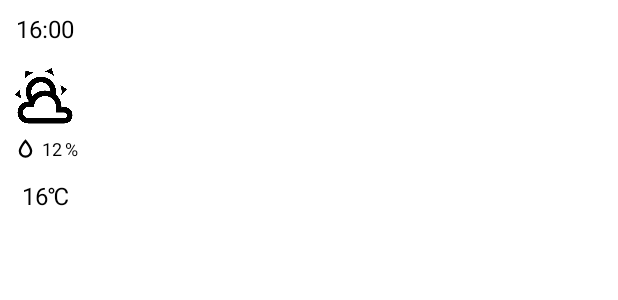
After one commit to Skilledlis/weatherApp, an Android app: the layout item_weather_card.xml on its own in the app's theme, with its tools: preview values and no code run, on a phone screen of 412 x 824 dp. The commit adds this screen. Shown: the top 300 px of the screen. Run offline under Robolectric (Android 15) with nearby library versions, the phone set to English and light mode, and no system bars.

Commit message:
check network status, create weather card

```diff
--- a/app/build.gradle
+++ b/app/build.gradle
@@ -8,7 +8,7 @@ android {
 
     defaultConfig {
         applicationId "com.skilled.weatherapp"
-        minSdk 21
+        minSdk 23
         targetSdk 31
         versionCode 1
         versionName "1.0"
--- a/app/src/main/java/com/skilled/weatherapp/repository/Repository.kt
+++ b/app/src/main/java/com/skilled/weatherapp/repository/Repository.kt
@@ -5,4 +5,5 @@ import com.skilled.weatherapp.api.RetrofitInstance
 class Repository {
     suspend fun getWeatherByCityName(name: String) = RetrofitInstance.api.getWeatherByCityName(name = name)
     suspend fun getWeatherByCoordinates(lat: Double, lon:Double) = RetrofitInstance.api.getWeatherByCoordinates(lat = lat, lon = lon)
+    suspend fun getOneCall(lat: Double, lon:Double) = RetrofitInstance.api.getOneCall(lat = lat, lon = lon)
 }
--- /dev/null
+++ b/app/src/main/res/drawable/ic_drop.xml
@@ -0,0 +1,9 @@
+<vector xmlns:android="http://schemas.android.com/apk/res/android"
+    android:width="24dp"
+    android:height="24dp"
+    android:viewportWidth="24"
+    android:viewportHeight="24">
+  <path
+      android:fillColor="#FF000000"
+      android:pathData="M12,3.77L11.25,4.61C11.25,4.61 9.97,6.06 8.68,7.94C7.39,9.82 6,12.07 6,14.23A6,6 0,0 0,12 20.23A6,6 0,0 0,18 14.23C18,12.07 16.61,9.82 15.32,7.94C14.03,6.06 12.75,4.61 12.75,4.61L12,3.77M12,6.9C12.44,7.42 12.84,7.85 13.68,9.07C14.89,10.83 16,13.07 16,14.23C16,16.45 14.22,18.23 12,18.23C9.78,18.23 8,16.45 8,14.23C8,13.07 9.11,10.83 10.32,9.07C11.16,7.85 11.56,7.42 12,6.9Z"/>
+</vector>
--- a/app/src/main/res/drawable/ic_weather_partly_cloudy.xml
+++ b/app/src/main/res/drawable/ic_weather_partly_cloudy.xml
@@ -4,6 +4,6 @@
     android:viewportWidth="24"
     android:viewportHeight="24">
   <path
-      android:fillColor="#FF000000"
+      android:fillColor="@color/black"
       android:pathData="M12.74,5.47C15.1,6.5 16.35,9.03 15.92,11.46C17.19,12.56 18,14.19 18,16V16.17C18.31,16.06 18.65,16 19,16A3,3 0,0 1,22 19A3,3 0,0 1,19 22H6A4,4 0,0 1,2 18A4,4 0,0 1,6 14H6.27C5,12.45 4.6,10.24 5.5,8.26C6.72,5.5 9.97,4.24 12.74,5.47M11.93,7.3C10.16,6.5 8.09,7.31 7.31,9.07C6.85,10.09 6.93,11.22 7.41,12.13C8.5,10.83 10.16,10 12,10C12.7,10 13.38,10.12 14,10.34C13.94,9.06 13.18,7.86 11.93,7.3M13.55,3.64C13,3.4 12.45,3.23 11.88,3.12L14.37,1.82L15.27,4.71C14.76,4.29 14.19,3.93 13.55,3.64M6.09,4.44C5.6,4.79 5.17,5.19 4.8,5.63L4.91,2.82L7.87,3.5C7.25,3.71 6.65,4.03 6.09,4.44M18,9.71C17.91,9.12 17.78,8.55 17.59,8L19.97,9.5L17.92,11.73C18.03,11.08 18.05,10.4 18,9.71M3.04,11.3C3.11,11.9 3.24,12.47 3.43,13L1.06,11.5L3.1,9.28C3,9.93 2.97,10.61 3.04,11.3M19,18H16V16A4,4 0,0 0,12 12A4,4 0,0 0,8 16H6A2,2 0,0 0,4 18A2,2 0,0 0,6 20H19A1,1 0,0 0,20 19A1,1 0,0 0,19 18Z"/>
 </vector>
--- a/app/src/main/res/layout/fragment_search.xml
+++ b/app/src/main/res/layout/fragment_search.xml
@@ -9,6 +9,6 @@
     <TextView
         android:layout_width="match_parent"
         android:layout_height="match_parent"
-        android:text="@string/hello_blank_fragment" />
+        android:text="@string/this_application_cannot_work_without_location_go_to_gps_settings" />
 
 </FrameLayout>
--- /dev/null
+++ b/app/src/main/res/layout/item_weather_card.xml
@@ -0,0 +1,70 @@
+<?xml version="1.0" encoding="utf-8"?>
+<androidx.constraintlayout.widget.ConstraintLayout xmlns:android="http://schemas.android.com/apk/res/android"
+    xmlns:app="http://schemas.android.com/apk/res-auto"
+    xmlns:tools="http://schemas.android.com/tools"
+    android:layout_width="match_parent"
+    android:layout_height="match_parent">
+
+    <TextView
+        android:id="@+id/time"
+        android:layout_width="wrap_content"
+        android:layout_height="wrap_content"
+        android:layout_marginTop="8dp"
+        android:text="16:00"
+        android:textSize="16sp"
+        app:layout_constraintEnd_toEndOf="@+id/weatherIcon"
+        app:layout_constraintStart_toStartOf="@id/weatherIcon"
+        app:layout_constraintTop_toTopOf="parent" />
+
+    <ImageView
+        android:id="@+id/weatherIcon"
+        android:layout_width="44dp"
+        android:layout_height="44dp"
+        android:layout_marginStart="8dp"
+        android:layout_marginTop="12dp"
+        app:layout_constraintStart_toStartOf="parent"
+        app:layout_constraintTop_toBottomOf="@+id/time"
+        app:srcCompat="@drawable/ic_weather_partly_cloudy" />
+
+    <ImageView
+        android:id="@+id/imageView3"
+        android:layout_width="18dp"
+        android:layout_height="18dp"
+        android:layout_marginTop="4dp"
+        app:layout_constraintStart_toStartOf="@+id/weatherIcon"
+        app:layout_constraintTop_toBottomOf="@+id/weatherIcon"
+        app:srcCompat="@drawable/ic_drop" />
+
+    <TextView
+        android:id="@+id/humidity"
+        android:layout_width="wrap_content"
+        android:layout_height="wrap_content"
+        android:layout_marginStart="2dp"
+        android:text="12"
+        android:textSize="12sp"
+        app:layout_constraintBottom_toBottomOf="@+id/imageView3"
+        app:layout_constraintStart_toEndOf="@+id/imageView3"
+        app:layout_constraintTop_toTopOf="@+id/imageView3" />
+
+    <TextView
+        android:id="@+id/textView4"
+        android:layout_width="wrap_content"
+        android:layout_height="wrap_content"
+        android:layout_marginStart="2dp"
+        android:text="%"
+        android:textSize="12sp"
+        app:layout_constraintBottom_toBottomOf="@+id/humidity"
+        app:layout_constraintStart_toEndOf="@+id/humidity"
+        app:layout_constraintTop_toTopOf="@+id/humidity" />
+
+    <TextView
+        android:id="@+id/temp"
+        android:layout_width="wrap_content"
+        android:layout_height="wrap_content"
+        android:layout_marginTop="12dp"
+        android:text="16℃"
+        android:textSize="16sp"
+        app:layout_constraintEnd_toEndOf="@+id/weatherIcon"
+        app:layout_constraintStart_toStartOf="@+id/weatherIcon"
+        app:layout_constraintTop_toBottomOf="@+id/humidity" />
+</androidx.constraintlayout.widget.ConstraintLayout>
--- a/app/src/main/res/layout/weather_data_fragment.xml
+++ b/app/src/main/res/layout/weather_data_fragment.xml
@@ -54,7 +54,7 @@
                     app:layout_constraintTop_toBottomOf="@+id/location" />
 
                 <ImageView
-                    android:id="@+id/imageView2"
+                    android:id="@+id/locationIcon"
                     android:layout_width="wrap_content"
                     android:layout_height="wrap_content"
                     android:layout_marginEnd="4dp"
@@ -75,7 +75,7 @@
                     app:layout_constraintTop_toBottomOf="@+id/update_at">
 
                     <ImageView
-                        android:id="@+id/imageView3"
+                        android:id="@+id/weatherIcon"
                         android:layout_width="50dp"
                         android:layout_height="50dp"
                         app:layout_constraintStart_toStartOf="parent" />
--- a/app/src/main/res/values/strings.xml
+++ b/app/src/main/res/values/strings.xml
@@ -3,4 +3,10 @@
     <string name="feels_like">Feels like</string>
     <!-- TODO: Remove or change this placeholder text -->
     <string name="hello_blank_fragment">Hello blank fragment</string>
+    <string name="Please_check_your_GPS">Please check your GPS</string>
+    <string name="Please_check_your_network_connection">Please check your network connection</string>
+    <string name="no">NO</string>
+    <string name="yes">YES</string>
+    <string name="this_application_cannot_work_without_location_go_to_gps_settings">This application cannot work without Location. Go to GPS settings?</string>
+    <string name="this_application_cannot_work_without_network_go_to_gps_settings">This application cannot work without network. Go to Network settings?</string>
 </resources>
```
Also changed, not shown: app/src/main/java/com/skilled/weatherapp/api/Api.kt (+14 -2 lines), app/src/main/java/com/skilled/weatherapp/models/Daily.kt (added, +23 -0 lines), app/src/main/java/com/skilled/weatherapp/models/FeelsLike.kt (added, +8 -0 lines), app/src/main/java/com/skilled/weatherapp/models/Hourly.kt (added, +18 -0 lines), app/src/main/java/com/skilled/weatherapp/models/OneCallResponse.kt (added, +10 -0 lines), app/src/main/java/com/skilled/weatherapp/models/Temp.kt (added, +10 -0 lines), app/src/main/java/com/skilled/weatherapp/ui/fragments/WeatherDataFragment.kt (+73 -30 lines), app/src/main/java/com/skilled/weatherapp/ui/viewmodel/ViewModel.kt (+20 -1 lines).
